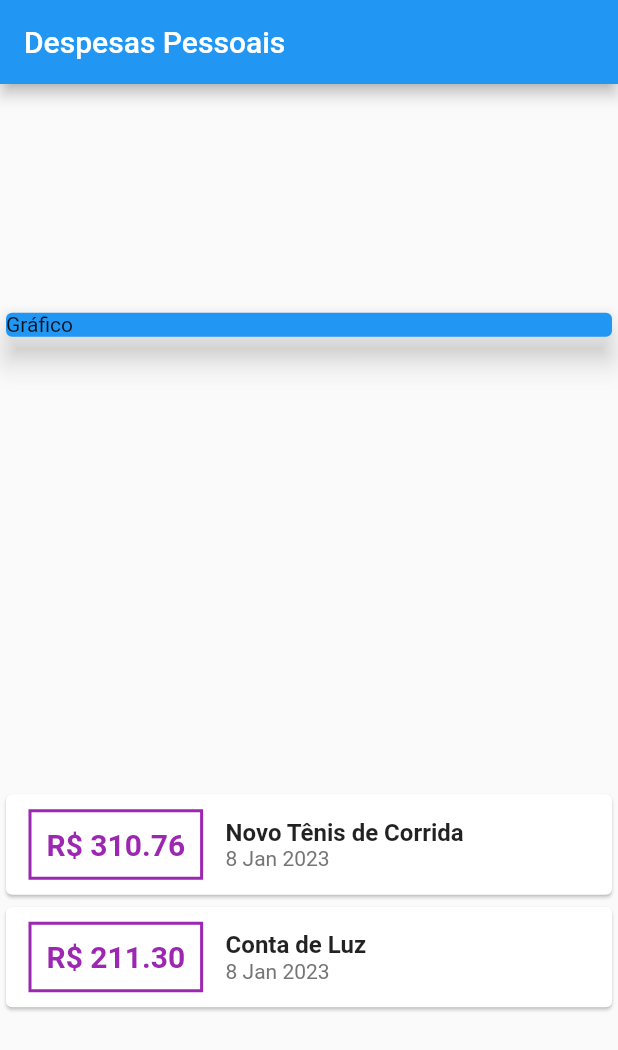
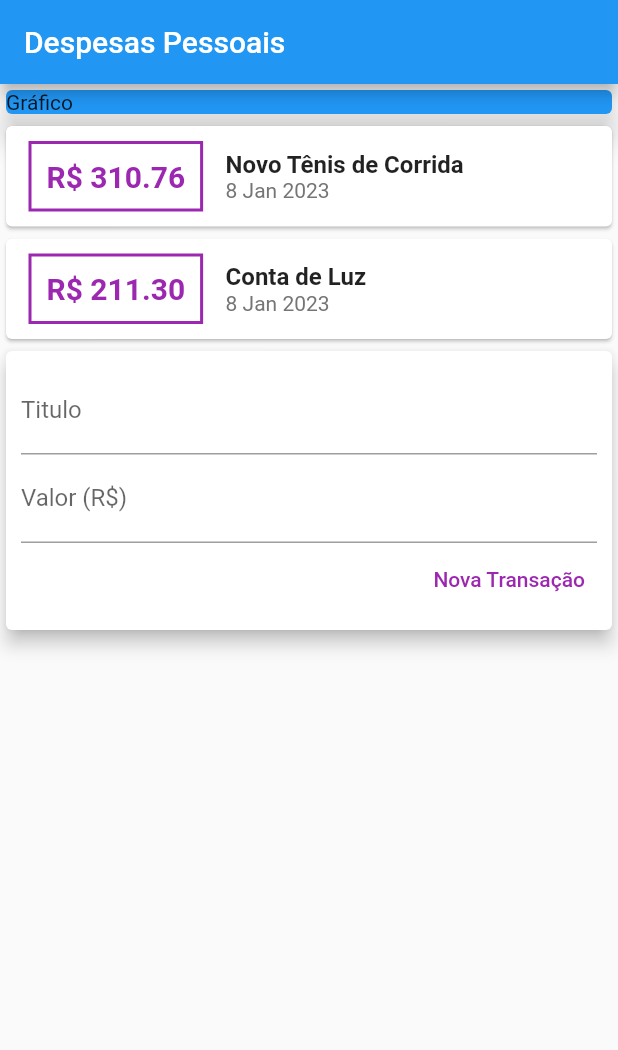
Before and after one commit to silvaalexsander/App-Expenses-Flutter, a Flutter app: the screen it shows after launch, on a phone screen of 412 x 824 dp. Shown: the top 1050 px of the screen. Run offline on Flutter 3.47's test engine with Material 2 defaults, Android fonts, the phone set to English and light mode, and no system bars.

```diff
--- /dev/null
+++ b/lib/components/transaction_form.dart
@@ -0,0 +1,44 @@
+// ignore_for_file: prefer_const_constructors
+
+import 'package:flutter/material.dart';
+
+class TransactionForm extends StatelessWidget {
+  final titleController = TextEditingController();
+  final valueController = TextEditingController();
+
+  @override
+  Widget build(BuildContext context) {
+    return Card(
+        elevation: 5,
+        child: Padding(
+          padding: const EdgeInsets.all(10),
+          child: Column(
+            children: [
+              TextField(
+                controller: titleController,
+                decoration: InputDecoration(labelText: 'Titulo'),
+              ),
+              TextField(
+                controller: valueController,
+                decoration: InputDecoration(labelText: 'Valor (R\$)'),
+              ),
+              Row(
+                mainAxisAlignment: MainAxisAlignment.end,
+                children: [
+                  TextButton(
+                    child: Text(
+                      'Nova Transação',
+                      style: TextStyle(color: Colors.purple),
+                    ),
+                    onPressed: () {
+                      print(titleController.text);
+                      print(valueController.text);
+                    },
+                  ),
+                ],
+              ),
+            ],
+          ),
+        ));
+  }
+}
--- /dev/null
+++ b/lib/components/transaction_list.dart
@@ -0,0 +1,55 @@
+// ignore_for_file: prefer_const_constructors
+
+import 'package:flutter/material.dart';
+import 'package:intl/intl.dart';
+
+import '../models/transaction.dart';
+
+class TransactionList extends StatelessWidget {
+
+  final List<Transaction> transactions;
+  TransactionList(this.transactions);
+
+  @override
+  Widget build(BuildContext context) {
+    return Column(
+      children: transactions.map((tr) {
+        return Card(
+          child: Row(
+            children: <Widget>[
+              Container(
+                margin: EdgeInsets.symmetric(horizontal: 15, vertical: 10),
+                decoration: BoxDecoration(
+                    border: Border.all(
+                  color: Colors.purple,
+                  width: 2,
+                )),
+                padding: EdgeInsets.all(10),
+                child: Text(
+                  'R\$ ${tr.value.toStringAsFixed(2)}',
+                  style: TextStyle(
+                      fontWeight: FontWeight.bold,
+                      fontSize: 20,
+                      color: Colors.purple),
+                ),
+              ),
+              Column(
+                crossAxisAlignment: CrossAxisAlignment.start,
+                children: [
+                  Text(
+                    tr.title,
+                    style: TextStyle(fontSize: 16, fontWeight: FontWeight.bold),
+                  ),
+                  Text(
+                    DateFormat('d MMM y').format(tr.date),
+                    style: TextStyle(color: Colors.grey[600]),
+                  ),
+                ],
+              ),
+            ],
+          ),
+        );
+      }).toList(),
+    );
+  }
+}
--- /dev/null
+++ b/lib/components/transaction_user.dart
@@ -0,0 +1,55 @@
+// ignore_for_file: unused_element, unused_local_variable
+
+import 'dart:math';
+
+import 'package:expenses/components/transaction_form.dart';
+import 'package:expenses/components/transaction_list.dart';
+import 'package:flutter/material.dart';
+import '../models/transaction.dart';
+
+class TransactionUser extends StatefulWidget {
+  const TransactionUser({super.key});
+
+  @override
+  State<TransactionUser> createState() => _TransactionUserState();
+}
+
+class _TransactionUserState extends State<TransactionUser> {
+  final _transactions = [
+    Transaction(
+      id: 't1',
+      title: 'Novo Tênis de Corrida',
+      value: 310.76,
+      date: DateTime.now(),
+    ),
+    Transaction(
+      id: 't2',
+      title: 'Conta de Luz',
+      value: 211.30,
+      date: DateTime.now(),
+    ),
+  ];
+
+  _addTransaction(String title, double value) {
+    final newTransaction = Transaction(
+      id: Random().nextDouble().toString(),
+      title: title,
+      value: value,
+      date: DateTime.now(),
+    );
+
+    setState(() {
+      _transactions.add(newTransaction);
+    });
+  }
+
+  @override
+  Widget build(BuildContext context) {
+    return Column(
+      children: [
+        TransactionList(_transactions),
+        TransactionForm(),
+      ],
+    );
+  }
+}
--- a/lib/main.dart
+++ b/lib/main.dart
@@ -1,8 +1,7 @@
 // ignore_for_file: prefer_const_constructors, prefer_const_literals_to_create_immutables, sort_child_properties_last, sized_box_for_whitespace, unused_field, use_key_in_widget_constructors, avoid_unnecessary_containers
 
-import 'package:expenses/models/transaction.dart';
+import 'package:expenses/components/transaction_user.dart';
 import 'package:flutter/material.dart';
-import 'package:intl/intl.dart';
 
 main() => runApp(ExpensesApp());
 
@@ -11,20 +10,13 @@ class ExpensesApp extends StatelessWidget {
 
   @override
   Widget build(BuildContext context) {
-    return MaterialApp(home: MyHomePage());
+    return MaterialApp(
+      home: MyHomePage(),
+    );
   }
 }
 
 class MyHomePage extends StatelessWidget {
-  final _transactions = [
-    Transaction(
-        id: 't1',
-        title: 'Novo Tênis de Corrida',
-        value: 310.76,
-        date: DateTime.now()),
-    Transaction(
-        id: 't2', title: 'Conta de Luz', value: 211.30, date: DateTime.now()),
-  ];
 
   @override
   Widget build(BuildContext context) {
@@ -33,7 +25,6 @@ class MyHomePage extends StatelessWidget {
           title: Text('Despesas Pessoais'),
         ),
         body: Column(
-          mainAxisAlignment: MainAxisAlignment.spaceAround,
           crossAxisAlignment: CrossAxisAlignment.stretch,
           children: <Widget>[
             Container(
@@ -43,47 +34,7 @@ class MyHomePage extends StatelessWidget {
                 color: Colors.blue,
               ),
             ),
-            Column(
-              children: _transactions.map((tr) {
-                return Card(
-                  child: Row(
-                    children: <Widget>[
-                      Container(
-                        margin:
-                            EdgeInsets.symmetric(horizontal: 15, vertical: 10),
-                        decoration: BoxDecoration(
-                            border: Border.all(
-                          color: Colors.purple,
-                          width: 2,
-                        )),
-                        padding: EdgeInsets.all(10),
-                        child: Text(
-                          'R\$ ${tr.value.toStringAsFixed(2)}',
-                          style: TextStyle(
-                              fontWeight: FontWeight.bold,
-                              fontSize: 20,
-                              color: Colors.purple),
-                        ),
-                      ),
-                      Column(
-                        crossAxisAlignment: CrossAxisAlignment.start,
-                        children: [
-                          Text(
-                            tr.title,
-                            style: TextStyle(
-                                fontSize: 16, fontWeight: FontWeight.bold),
-                          ),
-                          Text(
-                            DateFormat('d MMM y').format(tr.date),
-                            style: TextStyle(color: Colors.grey[600]),
-                          ),
-                        ],
-                      ),
-                    ],
-                  ),
-                );
-              }).toList(),
-            )
+            TransactionUser()
           ],
         ));
   }
```
